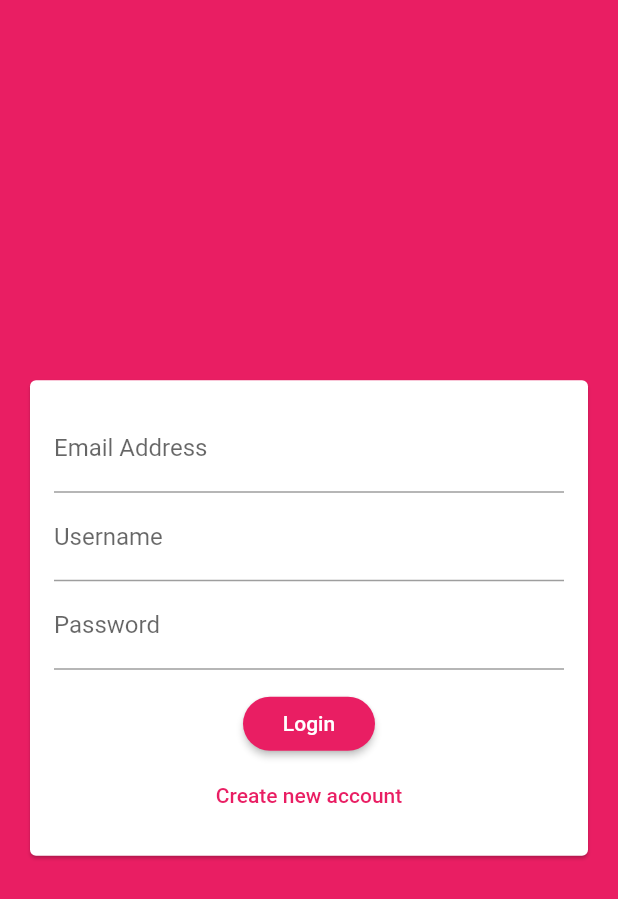
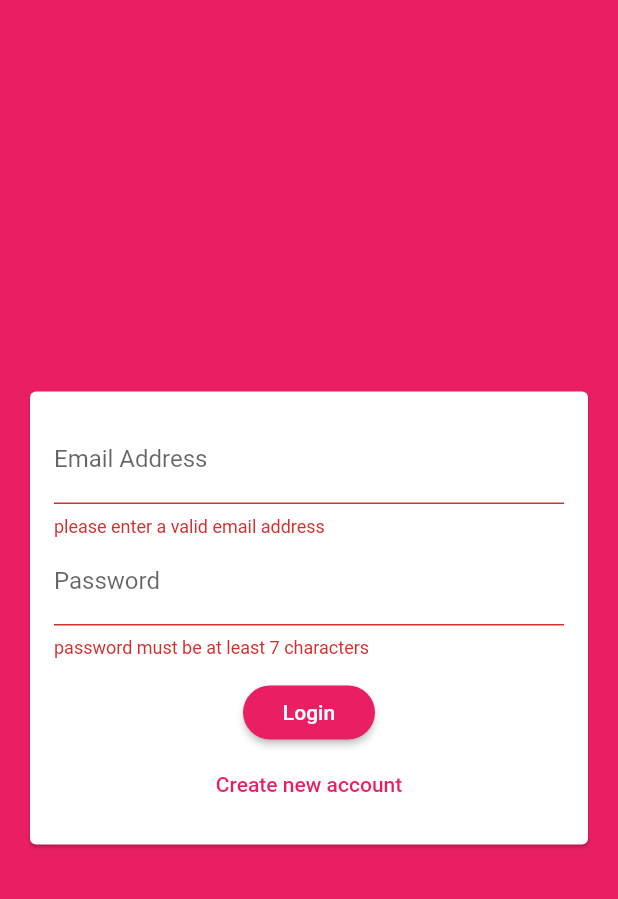
Before and after one commit to Mohamed-Issa/chat-app, a Flutter app: the screen it shows after launch, after a tap on "Login", on a phone screen of 412 x 824 dp. Shown: the top 899 px of the screen. Run offline on Flutter 3.47's test engine with Material 2 defaults, Android fonts, the phone set to English and light mode, and no system bars; our stand-ins replace cloud_firestore; accounts and stored records are empty.

Commit message:
Creating an Authentication Form

```diff
--- a/lib/widgets/auth/auth_form.dart
+++ b/lib/widgets/auth/auth_form.dart
@@ -7,6 +7,23 @@ class AuthForm extends StatefulWidget {
 }
 
 class _AuthFormState extends State<AuthForm> {
+  final _formKey = GlobalKey<FormState>();
+  var _isLogin = true;
+  String _userEmail = '';
+  String _userName = '';
+  String _userPassword = '';
+
+  void _trySubmit() {
+    final isValid = _formKey.currentState.validate();
+    FocusScope.of(context).unfocus();
+    if (isValid) {
+      print(_userEmail);
+      print(_userName);
+      print(_userPassword);
+      _formKey.currentState.save();
+    }
+  }
+
   @override
   Widget build(BuildContext context) {
     return Center(
@@ -16,33 +33,71 @@ class _AuthFormState extends State<AuthForm> {
           child: Padding(
             padding: EdgeInsets.all(16.0),
             child: Form(
+              key: _formKey,
               child: Column(
                 mainAxisSize: MainAxisSize.min,
                 children: <Widget>[
-                  TextField(
+                  TextFormField(
+                    key: ValueKey('email'),
+                    validator: (value) {
+                      if (value.isEmpty || !value.contains('@')) {
+                        return 'please enter a valid email address';
+                      }
+                      return null;
+                    },
                     keyboardType: TextInputType.emailAddress,
                     decoration: InputDecoration(
                       labelText: 'Email Address',
                     ),
+                    onSaved: (value) {
+                      _userEmail = value;
+                    },
                   ),
-                  TextField(
-                    decoration: InputDecoration(labelText: 'Username'),
-                  ),
-                  TextField(
+                  if (!_isLogin)
+                    TextFormField(
+                      key: ValueKey('userName'),
+                      validator: (value) {
+                        if (value.isEmpty || value.length < 4) {
+                          return 'please enter at least 4 characters';
+                        }
+                        return null;
+                      },
+                      decoration: InputDecoration(labelText: 'Username'),
+                      onSaved: (value) {
+                        _userName = value;
+                      },
+                    ),
+                  TextFormField(
+                    key: ValueKey('password'),
+                    validator: (value) {
+                      if (value.isEmpty || value.length < 7) {
+                        return 'password must be at least 7 characters';
+                      }
+                      return null;
+                    },
                     obscureText: true,
                     decoration: InputDecoration(labelText: 'Password'),
+                    onSaved: (value) {
+                      _userPassword = value;
+                    },
                   ),
                   SizedBox(
                     height: 12,
                   ),
                   RaisedButton(
-                    child: Text('Login'),
-                    onPressed: () {},
+                    child: Text(_isLogin ? 'Login' : 'Sign up'),
+                    onPressed: _trySubmit,
                   ),
                   FlatButton(
                     textColor: Theme.of(context).primaryColor,
-                    child: Text('Create new account'),
-                    onPressed: () {},
+                    child: Text(_isLogin
+                        ? 'Create new account'
+                        : 'I already have an account'),
+                    onPressed: () {
+                      setState(() {
+                        _isLogin = !_isLogin;
+                      });
+                    },
                   )
                 ],
               ),
```
Also changed, not shown: lib/main.dart (+6 -4 lines).
